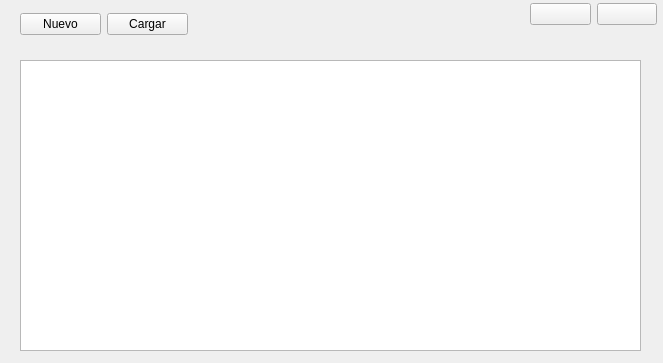
The window that src/Perfiles/perfiles.ui (CodibaGabrielGarciaMarguez/TimbreAutomatizado) describes before a commit, drawn with Qt 5.
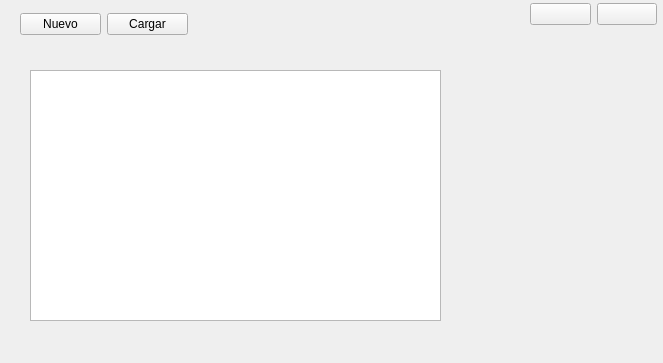
The same window after the commit.

Commit message: Dialogo para creacion de perfiles

The edit to the form file:
```diff
--- a/src/Perfiles/perfiles.ui
+++ b/src/Perfiles/perfiles.ui
@@ -13,17 +13,7 @@
   <property name="windowTitle">
    <string>Form</string>
   </property>
-  <widget class="QListWidget" name="tabla">
-   <property name="geometry">
-    <rect>
-     <x>20</x>
-     <y>60</y>
-     <width>621</width>
-     <height>291</height>
-    </rect>
-   </property>
-  </widget>
-  <widget class="QWidget" name="">
+  <widget class="QWidget" name="layoutWidget">
    <property name="geometry">
     <rect>
      <x>530</x>
@@ -49,7 +39,7 @@
     </item>
    </layout>
   </widget>
-  <widget class="QWidget" name="">
+  <widget class="QWidget" name="layoutWidget">
    <property name="geometry">
     <rect>
      <x>20</x>
@@ -75,6 +65,16 @@
     </item>
    </layout>
   </widget>
+  <widget class="QTableWidget" name="tablaW">
+   <property name="geometry">
+    <rect>
+     <x>30</x>
+     <y>70</y>
+     <width>411</width>
+     <height>251</height>
+    </rect>
+   </property>
+  </widget>
  </widget>
  <resources>
   <include location="../resources.qrc"/>
```
Left out of the diff: 4 changed lines with no effect on the pictures. The commit also changes 5 other files.
